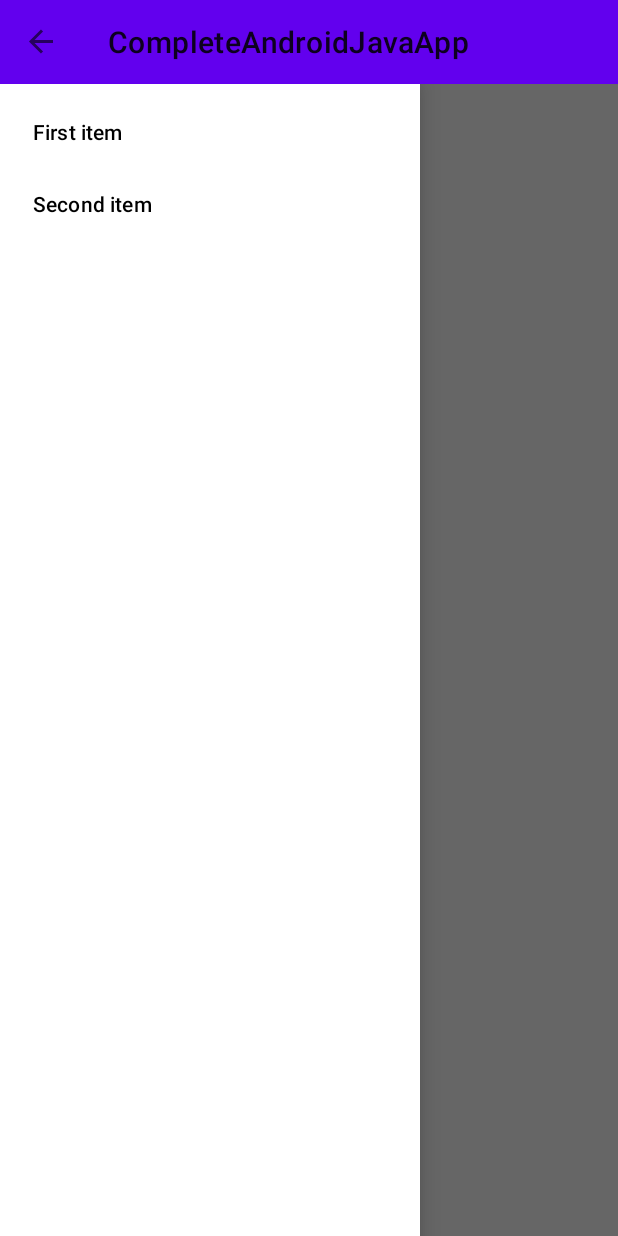
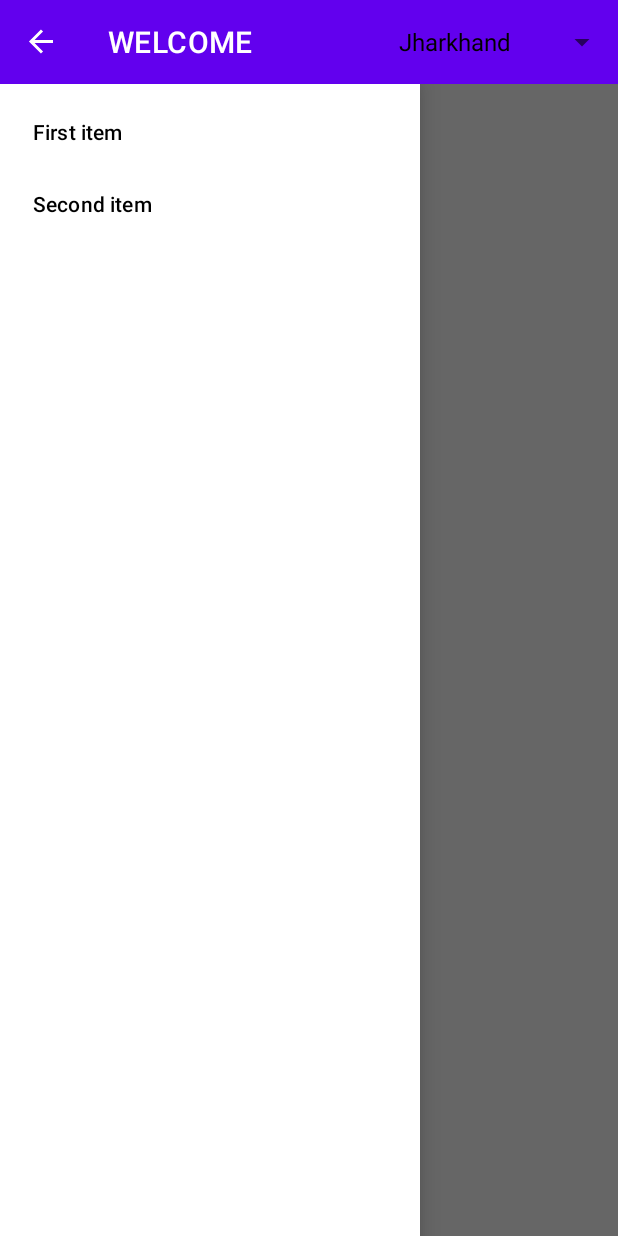
Before and after one commit to ntshTiwari/CompleteAndroidJavaApp, an Android app: the screen it shows after launch (MainActivity), with the side drawer open, on a phone screen of 412 x 824 dp. Run offline under Robolectric (Android 15) with nearby library versions, the phone set to English and light mode, and no system bars.

Commit message:
feat: Added dropdown using spinner and onCreateOptionsMenu in toolbar

```diff
--- a/app/src/main/java/com/example/completeandroidjavaapp/screens/MainActivity.java
+++ b/app/src/main/java/com/example/completeandroidjavaapp/screens/MainActivity.java
@@ -3,14 +3,22 @@ package com.example.completeandroidjavaapp.screens;
 import androidx.annotation.NonNull;
 import androidx.appcompat.app.ActionBarDrawerToggle;
 import androidx.appcompat.app.AppCompatActivity;
+import androidx.appcompat.view.ContextThemeWrapper;
 import androidx.appcompat.widget.Toolbar;
 import androidx.core.view.GravityCompat;
+import androidx.core.view.MenuItemCompat;
 import androidx.drawerlayout.widget.DrawerLayout;
 
 import android.content.Intent;
+import android.content.res.Resources;
+import android.graphics.drawable.ColorDrawable;
+import android.os.Build;
 import android.os.Bundle;
 import android.util.Log;
+import android.view.Menu;
 import android.view.MenuItem;
+import android.widget.ArrayAdapter;
+import android.widget.Spinner;
 
 import com.example.completeandroidjavaapp.R;
 import com.example.completeandroidjavaapp.databinding.ActivityMainBinding;
@@ -37,6 +45,15 @@ implements NavigationView.OnNavigationItemSelectedListener
         /// attach our toolbar as action bar
         setSupportActionBar(mainToolbar);
 
+        getSupportActionBar().setDisplayShowCustomEnabled(true);
+        /// if we want to hide title
+//        getSupportActionBar().setDisplayShowTitleEnabled(false);
+        getSupportActionBar().setTitle(R.string.welcome);
+
+        /// to set a custom view in the toolbar
+//        getSupportActionBar().setCustomView(R.layout.toolbar_header);
+
+
         /// we attach the current activity to the ActionBar drawer
         actionBarDrawerToggle = new ActionBarDrawerToggle(this, drawer, R.string.nav_open, R.string.nav_close);
 
@@ -44,10 +61,39 @@ implements NavigationView.OnNavigationItemSelectedListener
         drawer.addDrawerListener(actionBarDrawerToggle);
         actionBarDrawerToggle.syncState();
 
+        /// this changes the drawer logo color
+        actionBarDrawerToggle.getDrawerArrowDrawable().setColor(
+           getResources().getColor(R.color.white)
+        );
+
         /// adding this makes the drawer icon visible
         getSupportActionBar().setDisplayHomeAsUpEnabled(true);
 
         addDrawerItemClickListeners();
+    }
+
+    @Override
+    public boolean onCreateOptionsMenu(Menu menu) {
+        getMenuInflater().inflate(R.menu.toolbar_dropdown_menu, menu);
+
+        MenuItem item = menu.findItem(R.id.spinner);
+        Spinner spinner = (Spinner) MenuItemCompat.getActionView(item);
+        String[] states = getResources().getStringArray(R.array.states);
+
+        ArrayAdapter<String> adapter = new ArrayAdapter<>(this, android.R.layout.simple_spinner_dropdown_item, states);
+
+        spinner.setAdapter(adapter);
+
+        /// this is how we change the bg of the dropdown
+        ColorDrawable colorDrawable = new ColorDrawable(0xFFCE9B2C);
+        spinner.setPopupBackgroundDrawable(colorDrawable);
+
+        /// to change the color of the text of the dropdown, we set this theme
+        Resources.Theme spinnerTheme = new ContextThemeWrapper(getApplicationContext(), R.style.SpinnerTheme).getTheme();
+        if (Build.VERSION.SDK_INT >= Build.VERSION_CODES.M) {
+            adapter.setDropDownViewTheme(spinnerTheme);
+        }
+        return true;
     }
 
     private void addDrawerItemClickListeners() {
--- a/app/src/main/res/layout/activity_main.xml
+++ b/app/src/main/res/layout/activity_main.xml
@@ -10,6 +10,7 @@
         android:id="@+id/main_toolbar"
         android:layout_width="match_parent"
         android:layout_height="wrap_content"
+        app:titleTextColor="@color/white"
         android:background="?attr/colorPrimary"
         app:layout_constraintRight_toRightOf="parent"
         app:layout_constraintLeft_toLeftOf="parent"
--- /dev/null
+++ b/app/src/main/res/menu/toolbar_dropdown_menu.xml
@@ -0,0 +1,10 @@
+<?xml version="1.0" encoding="utf-8"?>
+<menu xmlns:android="http://schemas.android.com/apk/res/android"
+    xmlns:app="http://schemas.android.com/apk/res-auto">
+    <item
+        android:id="@+id/spinner"
+        android:title="Select state"
+        app:actionViewClass="android.widget.Spinner"
+        android:background="#ff00"
+        app:showAsAction="always" />
+</menu>
--- a/app/src/main/res/values/strings.xml
+++ b/app/src/main/res/values/strings.xml
@@ -3,4 +3,13 @@
 
     <string name="nav_open">Open</string>
     <string name="nav_close">Close</string>
+    <string name="welcome">WELCOME</string>
+
+    <string-array name="states">
+        <item>Jharkhand</item>
+        <item>Karnataka</item>
+        <item>Maharashtra</item>
+        <item>Orissa</item>
+    </string-array>
+
 </resources>
--- a/app/src/main/res/values/themes.xml
+++ b/app/src/main/res/values/themes.xml
@@ -13,5 +13,33 @@
         <item name="android:statusBarColor">?attr/colorPrimaryVariant</item>
         <!-- Customize your theme here. -->
 <!--        <item name="android:windowFullscreen">true</item>-->
+<!--        <item name="android:itemTextAppearance">@style/Toolbar.PopupOverlay</item>-->
+
     </style>
+
+    <style name="SpinnerTheme" parent="Theme.MaterialComponents.DayNight">
+<!--        the name of the property comes from the name of the property of the view we want to add
+        like, we wanted to achieve this
+        <TextView
+            xmlns:android="http://schemas.android.com/apk/res/android"
+            android:layout_width="match_parent"
+            android:layout_height="wrap_content"
+            style="?android:attr/spinnerItemStyle"
+            android:singleLine="true"
+            android:ellipsize="marquee"
+            android:textAlignment="inherit"
+            android:textSize="15sp"
+            android:textColor="#FF0000"
+            android:padding="5dp"
+            />
+
+        so, we set the android:textColor and android:textSize items
+-->
+        <item name="android:textColor">#FFFFFFFF</item>
+        <item name="android:textSize">15sp</item>
+    </style>
+
+<!--    <style name="Toolbar.PopupOverlay" parent="Widget.AppCompat.TextView.SpinnerItem">-->
+<!--        <item name="android:textColor">#FFFFFFFF</item>-->
+<!--    </style>-->
 </resources>
```
